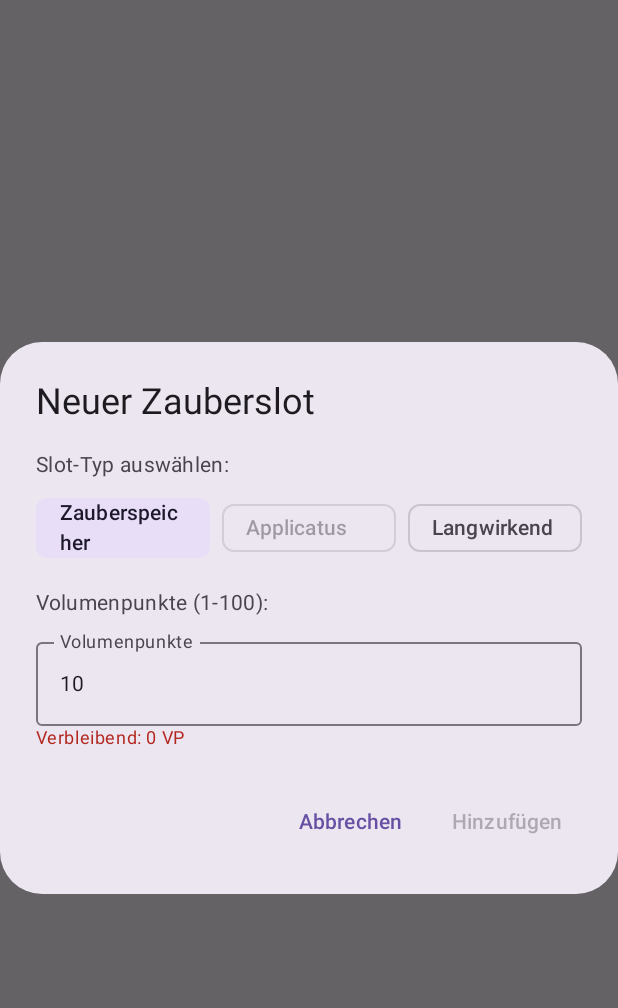
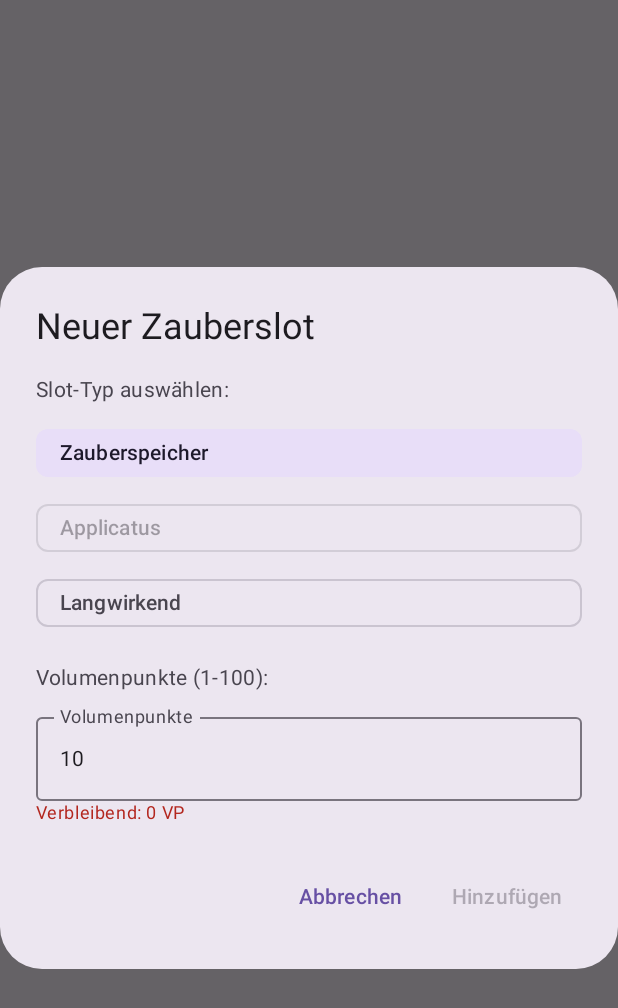
Before and after one commit to bb-froggy/applicatus, an Android app built with Jetpack Compose: the composable AddSlotDialog called with empty values, on a phone screen of 412 x 824 dp. Shown: the top 1008 px of the screen. Run offline under Robolectric (Android 15) with nearby library versions, the phone set to English and light mode, and no system bars.

Commit message:
fix: Some UI improvements

```diff
--- a/app/src/main/java/de/applicatus/app/ui/screen/spell/SpellStorageScreen.kt
+++ b/app/src/main/java/de/applicatus/app/ui/screen/spell/SpellStorageScreen.kt
@@ -200,7 +200,7 @@ fun SpellStorageScreen(
                                 }
                             },
                             onClearSlot = {
-                                viewModel.clearSlot(slotWithSpell.slot)
+                                viewModel.clearSlot(slotWithSpell.slot, slotWithSpell.spell)
                             },
                             onAnimationEnd = {
                                 viewModel.hideSpellAnimation()
--- a/app/src/main/java/de/applicatus/app/ui/screen/spell/components/AddSlotDialog.kt
+++ b/app/src/main/java/de/applicatus/app/ui/screen/spell/components/AddSlotDialog.kt
@@ -26,31 +26,36 @@ fun AddSlotDialog(
                 Text("Slot-Typ auswählen:")
                 Spacer(modifier = Modifier.height(8.dp))
 
-                Row(
-                    modifier = Modifier.fillMaxWidth(),
-                    horizontalArrangement = Arrangement.spacedBy(8.dp)
-                ) {
                 FilterChip(
                     selected = selectedType == SlotType.SPELL_STORAGE,
                     onClick = { selectedType = SlotType.SPELL_STORAGE },
                     label = { Text("Zauberspeicher") },
-                        modifier = Modifier.weight(1f)
+                    modifier = Modifier
+                        .fillMaxWidth()
+                        .heightIn(min = 32.dp)
+                        .padding(vertical = 0.dp)
                 )
-
+                Spacer(modifier = Modifier.height(2.dp))
                 FilterChip(
                     selected = selectedType == SlotType.APPLICATUS,
                     onClick = { selectedType = SlotType.APPLICATUS },
                     label = { Text("Applicatus") },
                     enabled = canAddApplicatus,
-                        modifier = Modifier.weight(1f)
+                    modifier = Modifier
+                        .fillMaxWidth()
+                        .heightIn(min = 32.dp)
+                        .padding(vertical = 0.dp)
                 )
+                Spacer(modifier = Modifier.height(2.dp))
                 FilterChip(
                     selected = selectedType == SlotType.LONG_DURATION,
                     onClick = { selectedType = SlotType.LONG_DURATION },
                     label = { Text("Langwirkend") },
-                        modifier = Modifier.weight(1f)
+                    modifier = Modifier
+                        .fillMaxWidth()
+                        .heightIn(min = 32.dp)
+                        .padding(vertical = 0.dp)
                 )
-                }
 
                 if (selectedType == SlotType.SPELL_STORAGE) {
                     Spacer(modifier = Modifier.height(16.dp))
```
Also changed, not shown: app/src/main/java/de/applicatus/app/ui/viewmodel/CharacterDetailViewModel.kt (+25 -7 lines). Lines whose indentation alone changed are shown as unchanged.
